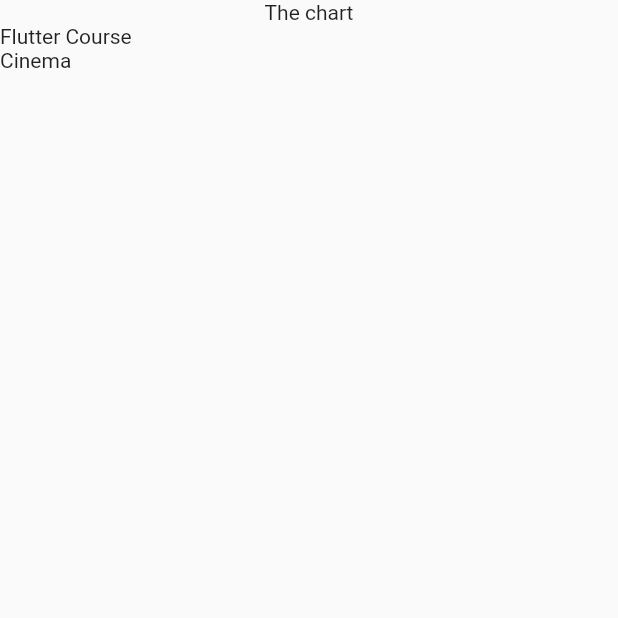
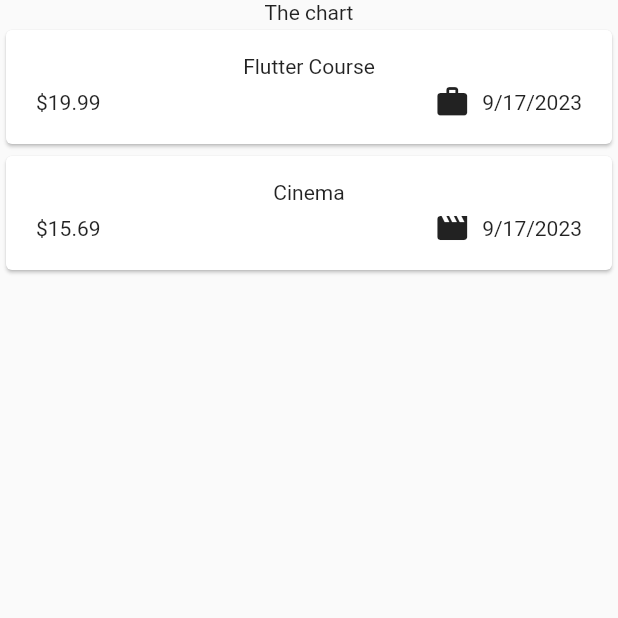
Before and after one commit to lLeoNeedl/expenses_tracker, a Flutter app: the screen it shows after launch, on a phone screen of 412 x 824 dp, the top half of it. Run offline on Flutter 3.47's test engine with Material 2 defaults, Android fonts, the phone set to English and light mode, and no system bars.

Commit message:
Working with expenses list

```diff
--- a/lib/main.dart
+++ b/lib/main.dart
@@ -1,4 +1,4 @@
-import 'package:expense_tracker/expenses.dart';
+import 'package:expense_tracker/widgets/expenses.dart';
 import 'package:flutter/material.dart';
 
 void main() {
--- a/lib/model/expense.dart
+++ b/lib/model/expense.dart
@@ -1,4 +1,8 @@
+import 'package:flutter/material.dart';
+import 'package:intl/intl.dart';
 import 'package:uuid/uuid.dart';
+
+final formatter = DateFormat.yMd();
 
 const uuid = Uuid();
 
@@ -8,6 +12,13 @@ enum Category {
   leisure,
   work,
 }
+
+const categoryIcons = {
+  Category.food: Icons.lunch_dining,
+  Category.travel: Icons.flight_takeoff,
+  Category.leisure: Icons.movie,
+  Category.work: Icons.work,
+};
 
 class Expense {
   Expense({
@@ -22,4 +33,8 @@ class Expense {
   final double amount;
   final DateTime date;
   final Category category;
+
+  String get formattedDate {
+    return formatter.format(date);
+  }
 }
--- a/lib/expenses.dart
+++ b/lib/widgets/expenses.dart
@@ -1,4 +1,4 @@
-import 'package:expense_tracker/expenses_list.dart';
+import 'package:expense_tracker/widgets/expenses_list/expenses_list.dart';
 import 'package:expense_tracker/model/expense.dart';
 import 'package:flutter/material.dart';
 
--- /dev/null
+++ b/lib/widgets/expenses_list/expense_item.dart
@@ -0,0 +1,39 @@
+import 'package:expense_tracker/model/expense.dart';
+import 'package:flutter/material.dart';
+
+class ExpenseItem extends StatelessWidget {
+  const ExpenseItem(this.expense, {super.key});
+
+  final Expense expense;
+
+  @override
+  Widget build(BuildContext context) {
+    return Card(
+      child: Padding(
+        padding: const EdgeInsets.symmetric(
+          horizontal: 20,
+          vertical: 16,
+        ),
+        child: Column(
+          children: [
+            Text(expense.title),
+            const SizedBox(height: 4),
+            Row(
+              children: [
+                Text('\$${expense.amount.toStringAsFixed(2)}'),
+                const Spacer(),
+                Row(
+                  children: [
+                    Icon(categoryIcons[expense.category]),
+                    const SizedBox(width: 8),
+                    Text(expense.formattedDate),
+                  ],
+                ),
+              ],
+            ),
+          ],
+        ),
+      ),
+    );
+  }
+}
--- a/lib/expenses_list.dart
+++ b/lib/widgets/expenses_list/expenses_list.dart
@@ -1,4 +1,5 @@
 import 'package:expense_tracker/model/expense.dart';
+import 'package:expense_tracker/widgets/expenses_list/expense_item.dart';
 import 'package:flutter/material.dart';
 
 class ExpensesList extends StatelessWidget {
@@ -10,7 +11,7 @@ class ExpensesList extends StatelessWidget {
   Widget build(BuildContext context) {
     return ListView.builder(
       itemCount: expenses.length,
-      itemBuilder: (context, index) => Text(expenses[index].title),
+      itemBuilder: (context, index) => ExpenseItem(expenses[index]),
     );
   }
 }
--- a/pubspec.yaml
+++ b/pubspec.yaml
@@ -9,6 +9,7 @@ environment:
 dependencies:
   flutter:
     sdk: flutter
+  intl: ^0.18.1
   uuid: ^4.0.0
 
 dev_dependencies:
```
Also changed, not shown: pubspec.lock.
